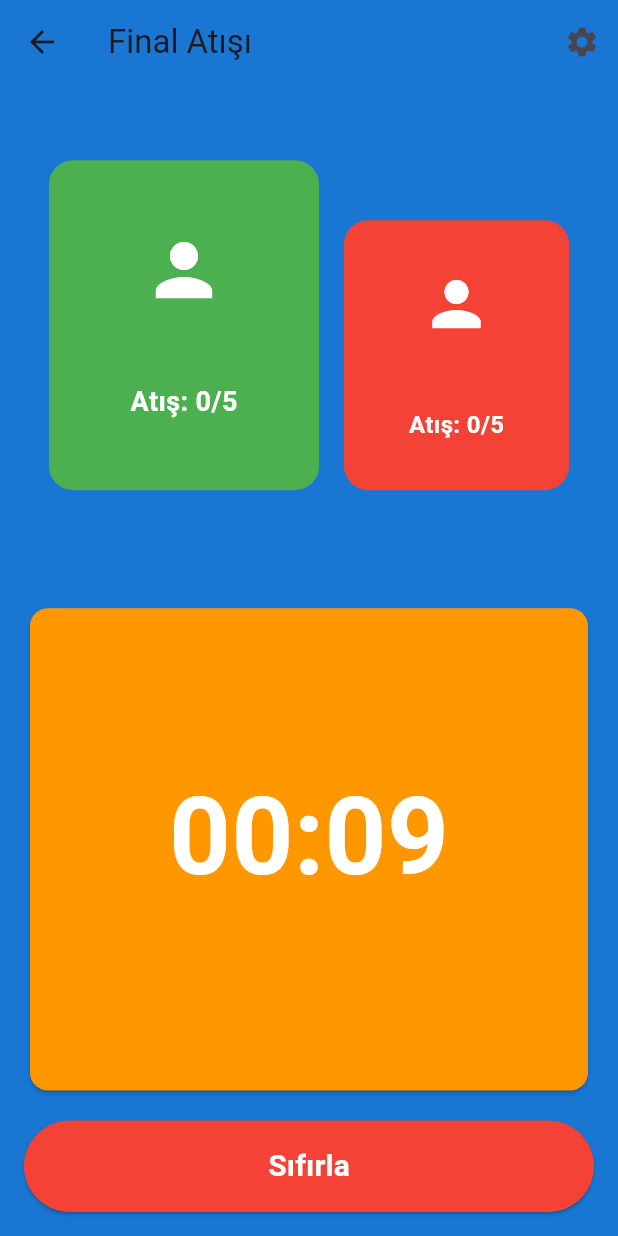
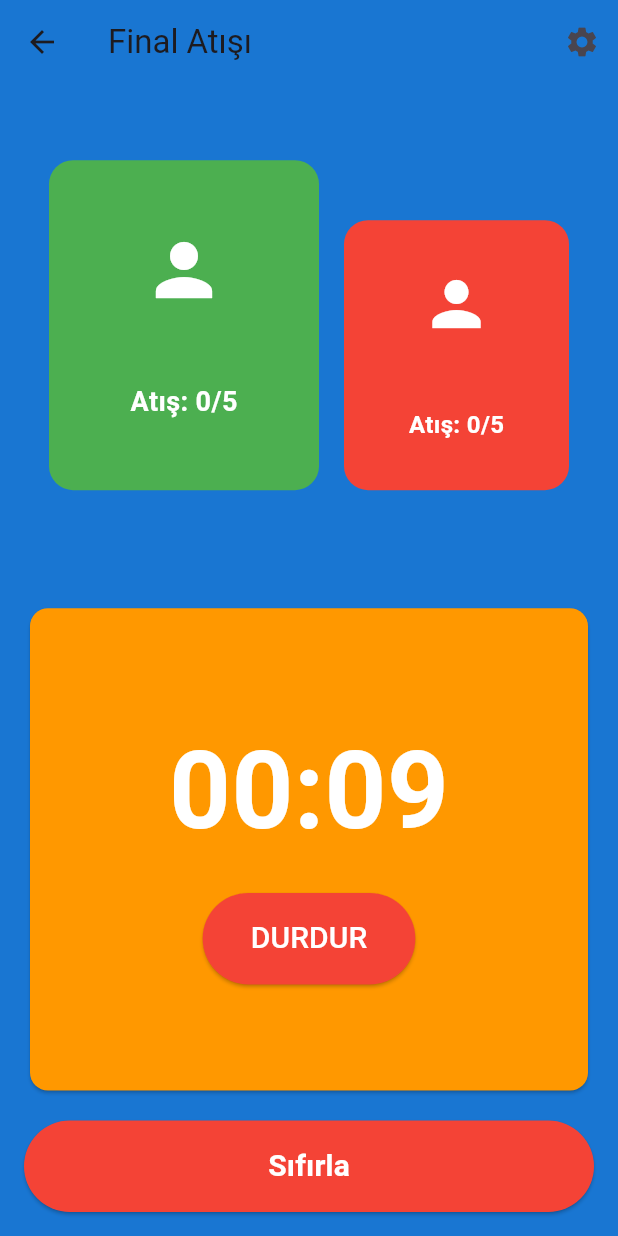
Before and after one commit to hasanali8334/archery_timer, a Flutter app: the FinalShotScreen screen opened directly with empty values, after a tap on an icon or button, on a phone screen of 412 x 824 dp. Run offline on Flutter 3.47's test engine with Material 3 defaults, Android fonts, the phone set to English and light mode, and no system bars; our stand-ins replace audioplayers, shared_preferences; accounts and stored records are empty.

Commit message:
Added pause/resume functionality to final shot screen: - Added isPaused state - Added toggle timer method - Updated UI with pause/resume button - Hide switch archer button when paused - No whistle sound on pause/resume

```diff
--- a/lib/screens/final_shot_screen.dart
+++ b/lib/screens/final_shot_screen.dart
@@ -21,6 +21,7 @@ class FinalShotScreen extends StatefulWidget {
 class _FinalShotScreenState extends State<FinalShotScreen> {
   Timer? _timer;
   bool isRunning = false;
+  bool isPaused = false;
   bool isArcherSelected = false;
   bool isPreparationPhase = true;
   bool isShootingPhase = false;
@@ -189,11 +190,18 @@ class _FinalShotScreenState extends State<FinalShotScreen> {
     }
   }
 
-  void _startCountdown() {
+  void _startCountdown({bool continueFromPause = false}) {
     _timer?.cancel();
+    if (!continueFromPause) {
       _playSound('whistle');
+    }
 
     _timer = Timer.periodic(const Duration(seconds: 1), (timer) {
+      if (isPaused) {
+        timer.cancel();
+        return;
+      }
+
       setState(() {
         if (remainingTime > 0) {
           remainingTime--;
@@ -273,6 +281,22 @@ class _FinalShotScreenState extends State<FinalShotScreen> {
         }
       });
     });
+  }
+
+  void _toggleTimer() {
+    if (isRunning && !isPaused) {
+      // Timer'ı durdur
+      _timer?.cancel();
+      setState(() {
+        isPaused = true;
+      });
+    } else if (isRunning && isPaused) {
+      // Timer'ı devam ettir
+      setState(() {
+        isPaused = false;
+      });
+      _startCountdown(continueFromPause: true);
+    }
   }
 
   void showResults() {
@@ -471,8 +495,31 @@ class _FinalShotScreenState extends State<FinalShotScreen> {
                                   ),
                                 ),
                                 const SizedBox(height: 16),
-                                if (isRunning && isShootingPhase)
+                                if (isRunning)
+                                  Row(
+                                    mainAxisAlignment: MainAxisAlignment.center,
+                                    children: [
                                       ElevatedButton(
+                                        onPressed: _toggleTimer,
+                                        style: ElevatedButton.styleFrom(
+                                          backgroundColor: isPaused ? Colors.green : Colors.red,
+                                          padding: const EdgeInsets.symmetric(
+                                            horizontal: 32,
+                                            vertical: 16,
+                                          ),
+                                        ),
+                                        child: Text(
+                                          isPaused ? 'DEVAM ET' : 'DURDUR',
+                                          style: const TextStyle(
+                                            fontSize: 20,
+                                            color: Colors.white,
+                                          ),
+                                        ),
+                                      ),
+                                      if (isShootingPhase && !isPaused)
+                                        Padding(
+                                          padding: const EdgeInsets.only(left: 16),
+                                          child: ElevatedButton(
                                             onPressed: () => switchArcher(),
                                             style: ElevatedButton.styleFrom(
                                               backgroundColor: Colors.white,
@@ -485,6 +532,9 @@ class _FinalShotScreenState extends State<FinalShotScreen> {
                                               'DİĞER YARIŞMACIYA GEÇ',
                                               style: TextStyle(fontSize: 20),
                                             ),
+                                          ),
+                                        ),
+                                    ],
                                   ),
                               ],
                             ),
--- a/lib/screens/shooting_screen.dart
+++ b/lib/screens/shooting_screen.dart
@@ -513,7 +513,7 @@ class _ShootingScreenState extends State<ShootingScreen> {
                   ),
                 if (!isMatchFinished && isRunning)
                   ElevatedButton(
-                    onPressed: _finishShot, //_onPhaseComplete,
+                    onPressed: _finishShot,
                     style: ElevatedButton.styleFrom(
                       backgroundColor: Colors.blue,
                       padding: const EdgeInsets.symmetric(
```
Lines whose indentation alone changed are shown as unchanged.
